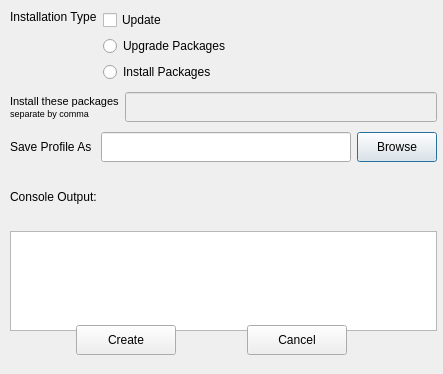
This is apt_offline_gui/AptOfflineQtCreateProfile.ui in rickysarraf/apt-offline as Qt 5 draws it before an edit. The edited form follows.
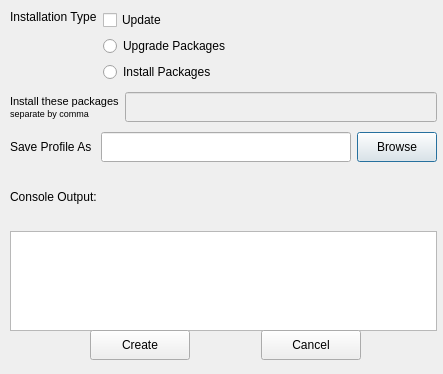
This is the edited form. Icons and pictures are not drawn.

Commit message: UI - fixed fetch dialog, added browse zip button

Patch:
```diff
--- a/apt_offline_gui/AptOfflineQtCreateProfile.ui
+++ b/apt_offline_gui/AptOfflineQtCreateProfile.ui
@@ -10,6 +10,24 @@
     <height>374</height>
    </rect>
   </property>
+  <property name="sizePolicy">
+   <sizepolicy hsizetype="Fixed" vsizetype="Fixed">
+    <horstretch>0</horstretch>
+    <verstretch>0</verstretch>
+   </sizepolicy>
+  </property>
+  <property name="minimumSize">
+   <size>
+    <width>443</width>
+    <height>374</height>
+   </size>
+  </property>
+  <property name="maximumSize">
+   <size>
+    <width>443</width>
+    <height>374</height>
+   </size>
+  </property>
   <property name="windowTitle">
    <string>Create Profile</string>
   </property>
@@ -263,8 +281,8 @@
   <widget class="QWidget" name="horizontalLayoutWidget">
    <property name="geometry">
     <rect>
-     <x>11</x>
-     <y>320</y>
+     <x>25</x>
+     <y>325</y>
      <width>401</width>
      <height>40</height>
     </rect>
```
The commit also changes 3 other files.
